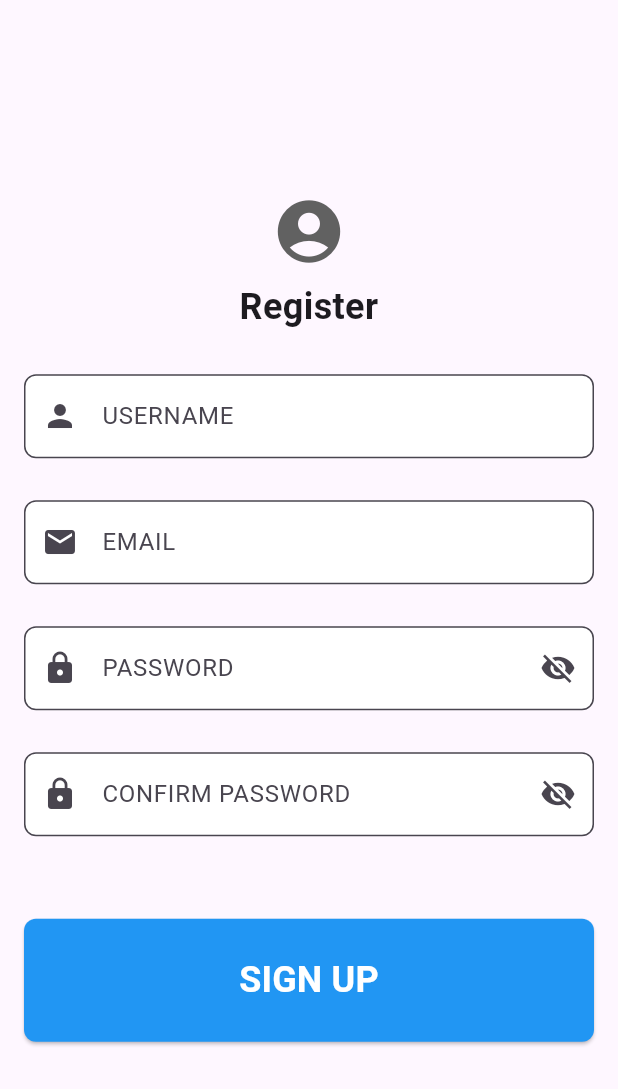
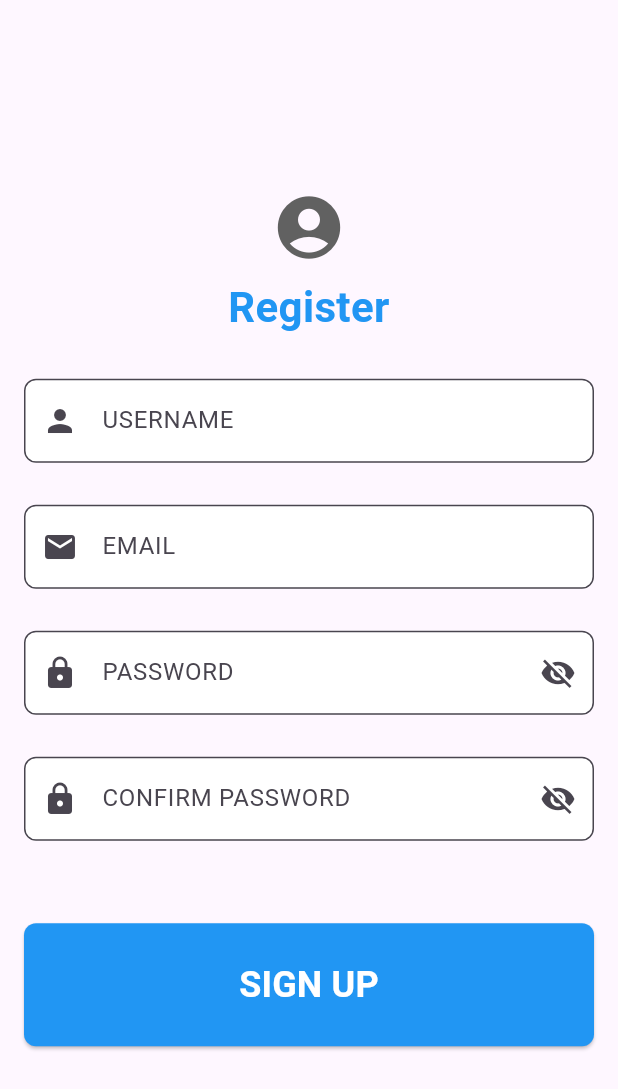
Before and after one commit to nguyenhoangviethung/Apartment-Management, a Flutter app: the screen it shows after launch, after a tap on "Sign up?", on a phone screen of 412 x 824 dp. Shown: the top 1089 px of the screen. Run offline on Flutter 3.47's test engine with Material 3 defaults, Android fonts, the phone set to English and light mode, and no system bars.

Commit message:
Update register.dart

```diff
--- a/frontend/lib/View/Authentication/register.dart
+++ b/frontend/lib/View/Authentication/register.dart
@@ -37,7 +37,7 @@ class _RegisterState extends State<Register> {
                       SizedBox(height: 8),
                       const Text(
                         'Register',
-                        style: TextStyle(fontSize: 24, fontWeight: FontWeight.bold),
+                        style: TextStyle(fontSize: 28, fontWeight: FontWeight.bold, color: Colors.blue),
                         textAlign: TextAlign.center,
                       ),
                       SizedBox(height: 28),
```
